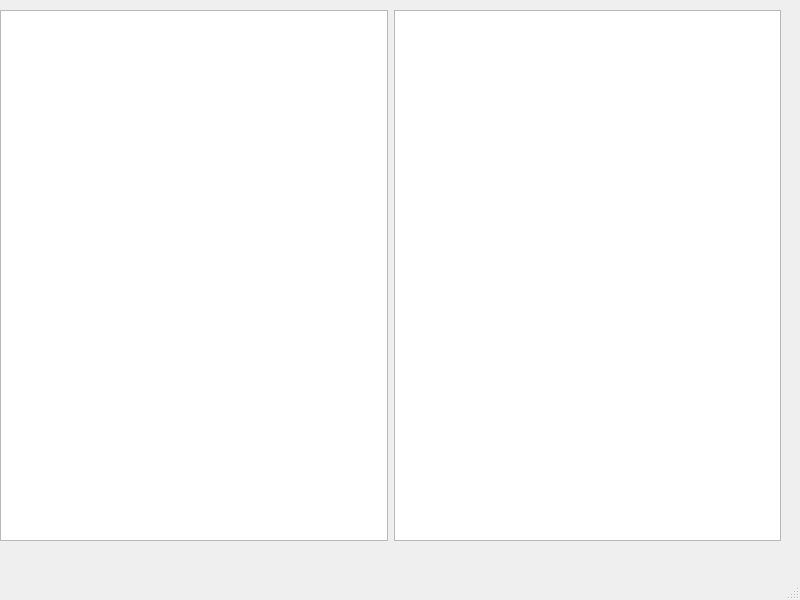
This is Linpop/historywindow.ui in BAKFR/linpop as Qt 5 draws it before an edit. The edited form follows.
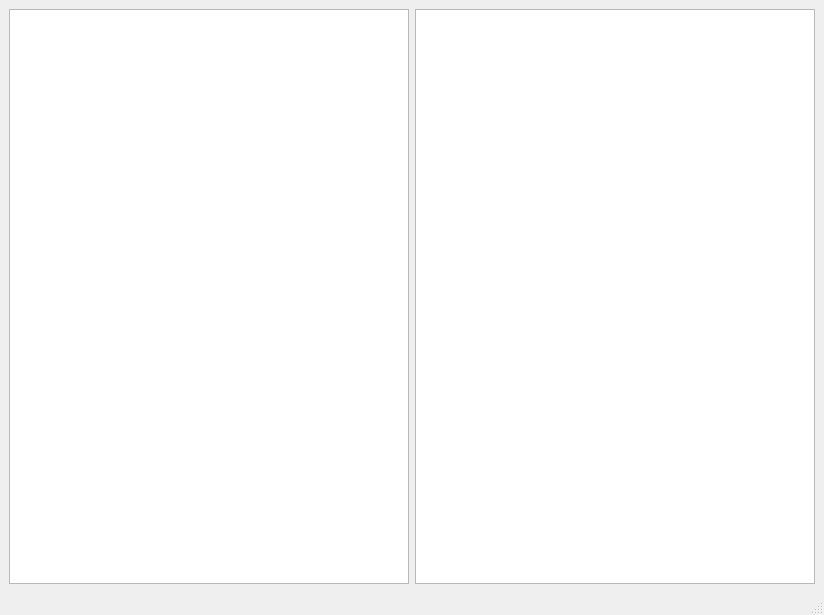
This is the edited form.

Commit message: Adding layouts to graphics interface (resize windows is now enabled)

Patch:
```diff
--- a/Linpop/historywindow.ui
+++ b/Linpop/historywindow.ui
@@ -6,23 +6,16 @@
    <rect>
     <x>0</x>
     <y>0</y>
-    <width>800</width>
-    <height>600</height>
+    <width>824</width>
+    <height>615</height>
    </rect>
   </property>
   <property name="windowTitle">
    <string>MainWindow</string>
   </property>
   <widget class="QWidget" name="centralwidget">
-   <widget class="QWidget" name="horizontalLayoutWidget">
-    <property name="geometry">
-     <rect>
-      <x>0</x>
-      <y>10</y>
-      <width>781</width>
-      <height>531</height>
-     </rect>
-    </property>
+   <layout class="QHBoxLayout" name="horizontalLayout">
+    <item>
     <layout class="QHBoxLayout" name="horizontalLayout_6">
      <item>
       <layout class="QVBoxLayout" name="verticalLayout_3">
@@ -42,7 +35,8 @@
       </layout>
      </item>
     </layout>
-   </widget>
+    </item>
+   </layout>
   </widget>
   <widget class="QMenuBar" name="menubar">
    <property name="geometry">
```
Left out of the diff: 4 changed lines with no effect on the pictures. Lines whose indentation alone changed are shown as unchanged. The commit also changes 8 other files.
